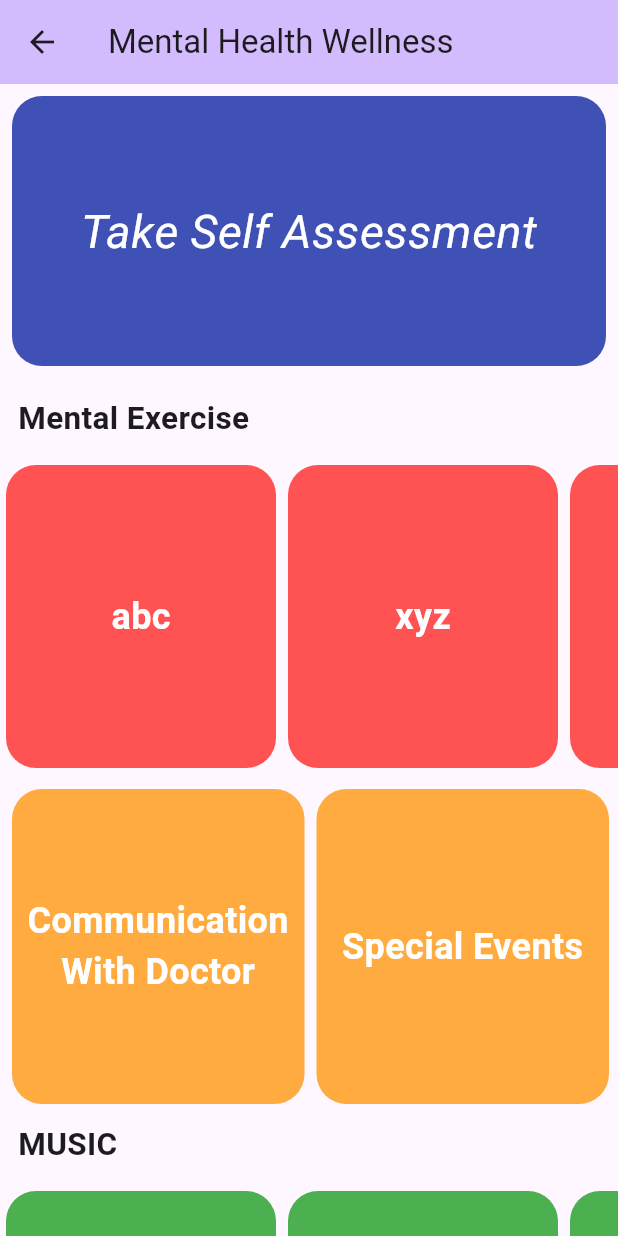
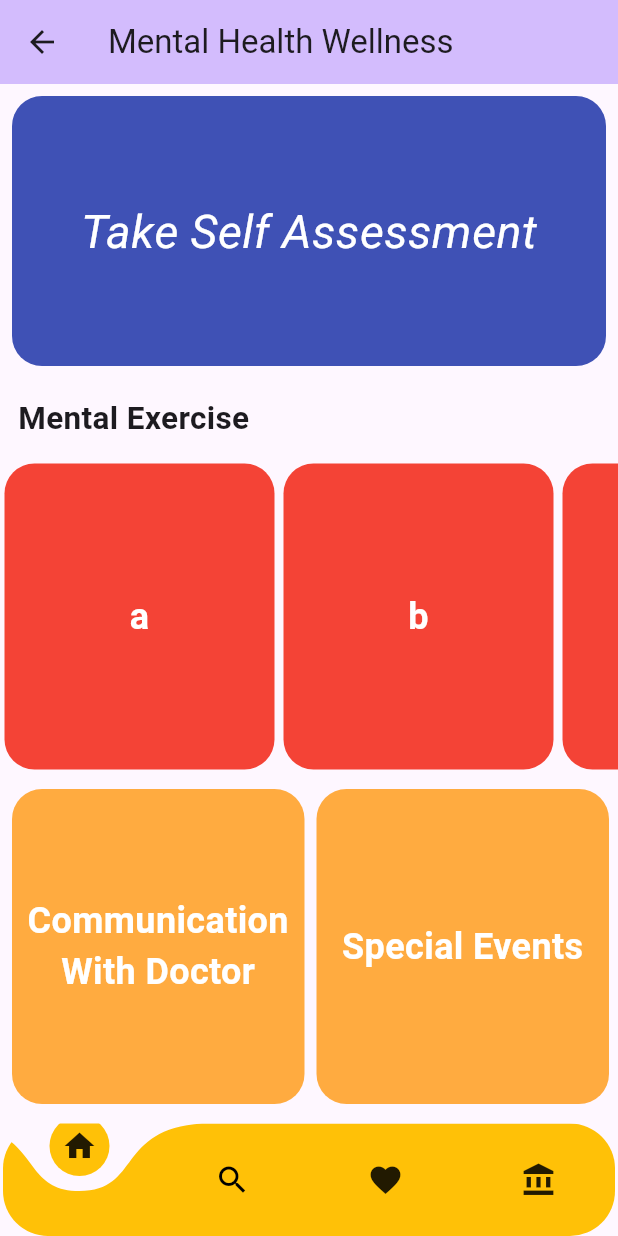
Before and after one commit to shoaib-inamdar/beyondpeace, a Flutter app: the screen it shows after launch, after a tap on "login", on a phone screen of 412 x 824 dp. Run offline on Flutter 3.47's test engine with Material 3 defaults, Android fonts, the phone set to English and light mode, and no system bars; drawn by our look-alikes of curved_navigation_bar.

Commit message:
new pages added

```diff
--- a/analysis_options.yaml
+++ b/analysis_options.yaml
@@ -7,7 +7,7 @@
 
 # The following line activates a set of recommended lints for Flutter apps,
 # packages, and plugins designed to encourage good coding practices.
-include: package:flutter_lints/flutter.yaml
+# include: package:flutter_lints/flutter.yaml
 
 linter:
   # The lint rules applied to this project can be customized in the
--- /dev/null
+++ b/lib/components/exercisecontainer.dart
@@ -0,0 +1,69 @@
+import 'package:beyondpeace/utils/routes.dart';
+import 'package:flutter/cupertino.dart';
+import 'package:flutter/material.dart';
+
+class Exercisecontainer extends StatelessWidget {
+  const Exercisecontainer({super.key});
+
+  @override
+  Widget build(BuildContext context) {
+    return Container(
+      width: 300,
+      height: 210,
+      child: ListView(scrollDirection: Axis.horizontal, children: [
+        Container(
+          width: 180,
+          margin: EdgeInsets.all(3),
+          height: 180,
+          alignment: Alignment.center,
+          decoration: BoxDecoration(
+            borderRadius: const BorderRadius.all(Radius.circular(20)),
+            color: Colors.red,
+          ),
+          child: Text(
+            "a",
+            style: TextStyle(
+                fontWeight: FontWeight.bold, fontSize: 24, color: Colors.white),
+          ),
+        ),
+        Container(
+          padding: EdgeInsets.all(3),
+          margin: EdgeInsets.all(3),
+          width: 180,
+          height: 180,
+          alignment: Alignment.center,
+          decoration: BoxDecoration(
+            borderRadius: const BorderRadius.all(Radius.circular(20)),
+            color: Colors.red,
+          ),
+          child: Text(
+            "b",
+            style: TextStyle(
+                fontWeight: FontWeight.bold, fontSize: 24, color: Colors.white),
+          ),
+        ),
+        InkWell(
+          onTap: () =>
+              {Navigator.pushNamed(context, Myroutes.mentalexerciseroute)},
+          child: Container(
+            width: 180,
+            height: 180,
+            margin: EdgeInsets.all(3),
+            alignment: Alignment.center,
+            decoration: BoxDecoration(
+              borderRadius: const BorderRadius.all(Radius.circular(20)),
+              color: Colors.red,
+            ),
+            child: Text(
+              "see more",
+              style: TextStyle(
+                  fontWeight: FontWeight.bold,
+                  fontSize: 24,
+                  color: Colors.white),
+            ),
+          ),
+        )
+      ]),
+    );
+  }
+}
--- /dev/null
+++ b/lib/components/musiccontainer.dart
@@ -0,0 +1,70 @@
+import 'package:beyondpeace/utils/routes.dart';
+import 'package:flutter/material.dart';
+
+class Musiccontainer extends StatelessWidget {
+  const Musiccontainer({super.key});
+
+  @override
+  Widget build(BuildContext context) {
+    return Container(
+        width: 300,
+        height: 210,
+        child: ListView(scrollDirection: Axis.horizontal, children: [
+          Padding(
+            padding: const EdgeInsets.all(4.0),
+            child: Container(
+              width: 180,
+              height: 180,
+              alignment: Alignment.center,
+              decoration: BoxDecoration(
+                borderRadius: const BorderRadius.all(Radius.circular(20)),
+                color: Colors.red,
+              ),
+              child: Text(
+                "a",
+                style: TextStyle(
+                    fontWeight: FontWeight.bold,
+                    fontSize: 24,
+                    color: Colors.white),
+              ),
+            ),
+          ),
+          Container(
+            width: 180,
+            height: 180,
+            alignment: Alignment.center,
+            decoration: BoxDecoration(
+              borderRadius: const BorderRadius.all(Radius.circular(20)),
+              color: Colors.red,
+            ),
+            child: Text(
+              "b",
+              style: TextStyle(
+                  fontWeight: FontWeight.bold,
+                  fontSize: 24,
+                  color: Colors.white),
+            ),
+          ),
+          InkWell(
+            onTap: () =>
+                {Navigator.pushNamed(context, Myroutes.mentalmusicroute)},
+            child: Container(
+              width: 180,
+              height: 180,
+              alignment: Alignment.center,
+              decoration: BoxDecoration(
+                borderRadius: const BorderRadius.all(Radius.circular(20)),
+                color: Colors.red,
+              ),
+              child: Text(
+                "see more",
+                style: TextStyle(
+                    fontWeight: FontWeight.bold,
+                    fontSize: 24,
+                    color: Colors.white),
+              ),
+            ),
+          )
+        ]));
+  }
+}
--- a/lib/main.dart
+++ b/lib/main.dart
@@ -2,6 +2,8 @@
 import 'package:beyondpeace/pages/entrypage.dart';
 import 'package:beyondpeace/pages/homepage.dart';
 import 'package:beyondpeace/pages/login.dart';
+import 'package:beyondpeace/pages/mentalexercise.dart';
+import 'package:beyondpeace/pages/music.dart';
 import 'package:beyondpeace/utils/routes.dart';
 import 'package:flutter/material.dart';
 // import 'package:beyondpeace/utils/routes.dart';
@@ -26,7 +28,9 @@ class MyApp extends StatelessWidget {
       routes: {
         // '/': (context) => Entrypage(),
         Myroutes.homeroute: (context) => Homepage(),
-        Myroutes.loginroute: (context) => Login()
+        Myroutes.loginroute: (context) => Login(),
+        Myroutes.mentalexerciseroute: (context) => Mentalexercise(),
+        Myroutes.mentalmusicroute: (context) => Music()
       },
       home: const Entrypage(),
     );
--- a/lib/pages/entrypage.dart
+++ b/lib/pages/entrypage.dart
@@ -8,7 +8,7 @@ class Entrypage extends StatelessWidget {
   @override
   Widget build(BuildContext context) {
     return DefaultTabController(
-        length: 3,
+        length: 2,
         child: Scaffold(
             appBar: AppBar(
               bottom: TabBar(tabs: [
--- a/lib/pages/homepage.dart
+++ b/lib/pages/homepage.dart
@@ -1,4 +1,8 @@
 // import 'package:beyondpeace/components/bottomNavBar.dart';
+// import 'package:curved_navigation_bar/curved_navigation_bar.dart';
+import 'package:beyondpeace/components/exercisecontainer.dart';
+import 'package:beyondpeace/components/musiccontainer.dart';
+import 'package:curved_navigation_bar/curved_navigation_bar.dart';
 import 'package:flutter/material.dart';
 
 // ignore: must_be_immutable
@@ -12,7 +16,9 @@ class Homepage extends StatelessWidget {
           backgroundColor: Theme.of(context).colorScheme.inversePrimary,
           title: Text('Mental Health Wellness '),
         ),
-      body: ListView(
+        body: Container(
+          decoration: BoxDecoration(),
+          child: ListView(
             children: [
               Padding(
                 padding: const EdgeInsets.all(8.0),
@@ -42,35 +48,8 @@ class Homepage extends StatelessWidget {
               ),
 
               //Menta Exercise Design
-          Container(
-            width: 300,
-            height: 210,
-            child: ListView.builder(
-              itemBuilder: (context, index) {
-                return Padding(
-                  padding: const EdgeInsets.all(4.0),
-                  child: Container(
-                    width: 180,
-                    height: 120,
-                    alignment: Alignment.center,
-                    decoration: BoxDecoration(
-                      borderRadius: const BorderRadius.all(Radius.circular(20)),
-                      color: Colors.redAccent,
-                    ),
-                    child: Text(
-                      arrContents[index],
-                      style: TextStyle(
-                          fontWeight: FontWeight.bold,
-                          fontSize: 24,
-                          color: Colors.white),
-                    ),
-                  ),
-                );
-              },
-              itemCount: arrContents.length,
-              scrollDirection: Axis.horizontal,
-            ),
-          ),
+
+              Exercisecontainer(),
               Container(
                 height: 220,
                 child: ListView(
@@ -94,7 +73,8 @@ class Homepage extends StatelessWidget {
                       ),
                     ),
                     Padding(
-                  padding: const EdgeInsets.only(top: 10, left: 8, right: 8),
+                      padding:
+                          const EdgeInsets.only(top: 10, left: 8, right: 8),
                       child: Container(
                         width: 195,
                         alignment: Alignment.center,
@@ -125,42 +105,15 @@ class Homepage extends StatelessWidget {
               ),
 
               //Menta Exercise Design
-          Container(
-            width: 300,
-            height: 210,
-            child: ListView.builder(
-              itemBuilder: (context, index) {
-                return Padding(
-                  padding: const EdgeInsets.all(4.0),
-                  child: Container(
-                    width: 180,
-                    height: 150,
-                    alignment: Alignment.center,
-                    decoration: BoxDecoration(
-                      borderRadius: const BorderRadius.all(Radius.circular(20)),
-                      color: Colors.green,
-                    ),
-                    child: Text(
-                      arrContents[index],
-                      style: TextStyle(
-                          fontWeight: FontWeight.bold,
-                          fontSize: 24,
-                          color: Colors.white),
-                    ),
-                  ),
-                );
-              },
-              itemCount: arrContents.length,
-              scrollDirection: Axis.horizontal,
-            ),
-          ),
+              Musiccontainer(),
               Container(
                 height: 220,
                 child: ListView(
                   scrollDirection: Axis.horizontal,
                   children: [
                     Padding(
-                  padding: const EdgeInsets.only(top: 10, left: 8, bottom: 8),
+                      padding:
+                          const EdgeInsets.only(top: 10, left: 8, bottom: 8),
                       child: Container(
                         width: 195,
                         alignment: Alignment.center,
@@ -201,6 +154,25 @@ class Homepage extends StatelessWidget {
               ),
             ],
           ),
-    );
+        ),
+        bottomNavigationBar: Container(
+          margin: EdgeInsets.symmetric(vertical: 0, horizontal: 2),
+          child: ClipRRect(
+            borderRadius: BorderRadius.circular(30),
+            child: CurvedNavigationBar(
+                color: Colors.amber,
+                buttonBackgroundColor: Colors.amber,
+                backgroundColor: Colors.transparent,
+                items: [
+                  Icon(Icons.home),
+                  Icon(
+                    Icons.search,
+                    color: Colors.black,
+                  ),
+                  Icon(Icons.favorite),
+                  Icon(Icons.account_balance)
+                ]),
+          ),
+        ));
   }
 }
--- a/lib/utils/routes.dart
+++ b/lib/utils/routes.dart
@@ -1,4 +1,6 @@
 class Myroutes {
   static String loginroute = '/login';
   static String homeroute = '/homepage';
+  static String mentalexerciseroute = '/homepage/mentalexercise';
+  static String mentalmusicroute = '/homepage/music';
 }
```
Also changed, not shown: lib/pages/mentalexercise.dart (added, +369 -0 lines), lib/pages/music.dart (added, +104 -0 lines), lib/pages/sign.dart (+7 -4 lines). Lines whose indentation alone changed are shown as unchanged.
